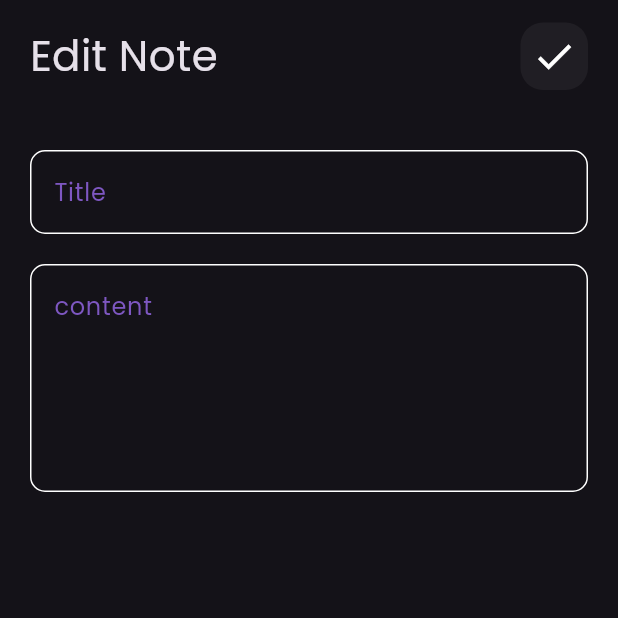
After one commit to AlaaElkhamisy/Note_app, a Flutter app: the screen it shows after launch, after a tap on "Flutter Tips", on a phone screen of 412 x 824 dp, the top half of it. The commit adds this screen. Run offline on Flutter 3.47's test engine with Material 3 defaults, Android fonts, the phone set to English and light mode, and no system bars; missing offline and left inert: font_awesome_icon_class.

Commit message:
add custom app bar

```diff
--- a/lib/customs/custom_app_bar.dart
+++ b/lib/customs/custom_app_bar.dart
@@ -2,18 +2,21 @@ import 'package:flutter/material.dart';
 import 'package:note/customs/custom_search.dart';
 
 class Custom_App_Bar extends StatelessWidget {
-  const Custom_App_Bar({super.key});
-
+  const Custom_App_Bar({super.key, required this.title, required this.icon});
+  final String title;
+  final IconData icon;
   @override
   Widget build(BuildContext context) {
-    return const Row(
+    return Row(
       mainAxisAlignment: MainAxisAlignment.spaceBetween,
       children: [
         Text(
-          "Notes",
-          style: TextStyle(fontSize: 28),
+          title,
+          style: const TextStyle(fontSize: 28),
         ),
-        CustomSearch()
+        CustomIcon(
+          icon: icon,
+        )
       ],
     );
   }
--- a/lib/customs/custom_search.dart
+++ b/lib/customs/custom_search.dart
@@ -1,8 +1,8 @@
 import 'package:flutter/material.dart';
 
-class CustomSearch extends StatelessWidget {
-  const CustomSearch({super.key});
-
+class CustomIcon extends StatelessWidget {
+  const CustomIcon({super.key, required this.icon});
+  final IconData icon;
   @override
   Widget build(BuildContext context) {
     return Container(
@@ -13,7 +13,7 @@ class CustomSearch extends StatelessWidget {
           borderRadius: BorderRadius.circular(15)),
       child: Center(
         child: Icon(
-          Icons.search,
+          icon,
           size: 30,
         ),
       ),
--- /dev/null
+++ b/lib/view/edit_note_view.dart
@@ -0,0 +1,13 @@
+import 'package:flutter/material.dart';
+import 'package:note/view/widgets/edit_note_body.dart';
+
+class EditNoteView extends StatelessWidget {
+  const EditNoteView({super.key});
+
+  @override
+  Widget build(BuildContext context) {
+    return const Scaffold(
+      body: EditNoteBody(),
+    );
+  }
+}
--- a/lib/view/note_item.dart
+++ /dev/null
@@ -1,52 +0,0 @@
-import 'package:flutter/material.dart';
-import 'package:font_awesome_icon_class/font_awesome_icon_class.dart';
-import 'package:note/customs/custom_text_styles.dart';
-
-class Note_item extends StatelessWidget {
-  const Note_item({super.key, required this.color});
-  final Color color;
-  @override
-  Widget build(BuildContext context) {
-    return Container(
-      padding: const EdgeInsets.only(bottom: 24, top: 24, left: 24, right: 16),
-      margin: const EdgeInsets.only(top: 10),
-      //width: 365,
-      child: Column(
-        crossAxisAlignment: CrossAxisAlignment.end,
-        mainAxisAlignment: MainAxisAlignment.spaceBetween,
-        children: [
-          ListTile(
-            contentPadding: EdgeInsets.only(right: 0),
-            title: Text(
-              "Flutter Tips",
-              style: CustomTextStyles.Title_Style,
-            ),
-            subtitle: Padding(
-              padding: const EdgeInsets.only(top: 16, bottom: 16),
-              child: Text(
-                "Build your Career with Tharwat Sami",
-                style: CustomTextStyles.SubTitle_Style,
-              ),
-            ),
-            trailing: IconButton(
-                onPressed: () {},
-                icon: Icon(
-                  FontAwesomeIcons.trash,
-                  size: 26,
-                  color: Colors.black,
-                )),
-          ),
-          Padding(
-            padding: EdgeInsets.only(right: 10),
-            child: Text(
-              "May21,2022",
-              style: CustomTextStyles.date_Style,
-            ),
-          ),
-        ],
-      ),
-      decoration:
-          BoxDecoration(color: color, borderRadius: BorderRadius.circular(20)),
-    );
-  }
-}
--- a/lib/view/notes_view.dart
+++ b/lib/view/notes_view.dart
@@ -1,5 +1,5 @@
 import 'package:flutter/material.dart';
-import 'package:note/view/notes_body.dart';
+import 'package:note/view/widgets/notes_body.dart';
 import 'package:note/view/widgets/add_note_bottom_sheet.dart';
 
 class Notes_View extends StatelessWidget {
--- /dev/null
+++ b/lib/view/widgets/edit_note_body.dart
@@ -0,0 +1,39 @@
+import 'package:flutter/material.dart';
+import 'package:note/customs/custom_app_bar.dart';
+import 'package:note/customs/custom_text_field.dart';
+
+class EditNoteBody extends StatelessWidget {
+  const EditNoteBody({super.key});
+
+  @override
+  Widget build(BuildContext context) {
+    return const SafeArea(
+      child: Padding(
+        padding: EdgeInsets.only(
+          left: 20,
+          right: 20,
+          top: 15,
+        ),
+        child: Column(
+          children: [
+            Custom_App_Bar(
+              title: "Edit Note",
+              icon: Icons.done,
+            ),
+            SizedBox(
+              height: 40,
+            ),
+            CustomTextField(hint: "Title"),
+            SizedBox(
+              height: 20,
+            ),
+            CustomTextField(
+              hint: "content",
+              maxLines: 5,
+            )
+          ],
+        ),
+      ),
+    );
+  }
+}
--- /dev/null
+++ b/lib/view/widgets/note_item.dart
@@ -0,0 +1,61 @@
+import 'package:flutter/material.dart';
+import 'package:font_awesome_icon_class/font_awesome_icon_class.dart';
+import 'package:note/customs/custom_text_styles.dart';
+import 'package:note/view/edit_note_view.dart';
+
+class Note_item extends StatelessWidget {
+  const Note_item({super.key, required this.color});
+  final Color color;
+  @override
+  Widget build(BuildContext context) {
+    return GestureDetector(
+      onTap: () {
+        Navigator.push(context, MaterialPageRoute(builder: (context) {
+          return const EditNoteView();
+        }));
+      },
+      child: Container(
+        padding:
+            const EdgeInsets.only(bottom: 24, top: 24, left: 24, right: 16),
+        margin: const EdgeInsets.only(top: 10),
+        //width: 365,
+        child: Column(
+          crossAxisAlignment: CrossAxisAlignment.end,
+          mainAxisAlignment: MainAxisAlignment.spaceBetween,
+          children: [
+            ListTile(
+              contentPadding: EdgeInsets.only(right: 0),
+              title: Text(
+                "Flutter Tips",
+                style: CustomTextStyles.Title_Style,
+              ),
+              subtitle: Padding(
+                padding: const EdgeInsets.only(top: 16, bottom: 16),
+                child: Text(
+                  "Build your Career with Tharwat Sami",
+                  style: CustomTextStyles.SubTitle_Style,
+                ),
+              ),
+              trailing: IconButton(
+                  onPressed: () {},
+                  icon: Icon(
+                    FontAwesomeIcons.trash,
+                    size: 26,
+                    color: Colors.black,
+                  )),
+            ),
+            Padding(
+              padding: EdgeInsets.only(right: 10),
+              child: Text(
+                "May21,2022",
+                style: CustomTextStyles.date_Style,
+              ),
+            ),
+          ],
+        ),
+        decoration: BoxDecoration(
+            color: color, borderRadius: BorderRadius.circular(20)),
+      ),
+    );
+  }
+}
--- a/lib/view/note_list_view.dart
+++ b/lib/view/widgets/note_list_view.dart
@@ -1,6 +1,6 @@
 import 'package:flutter/material.dart';
 import 'package:note/customs/app_colors.dart';
-import 'package:note/view/note_item.dart';
+import 'package:note/view/widgets/note_item.dart';
 
 class Notes_ListView extends StatelessWidget {
   const Notes_ListView({super.key});
--- a/lib/view/notes_body.dart
+++ b/lib/view/widgets/notes_body.dart
@@ -1,6 +1,6 @@
 import 'package:flutter/material.dart';
 import 'package:note/customs/custom_app_bar.dart';
-import 'package:note/view/note_list_view.dart';
+import 'package:note/view/widgets/note_list_view.dart';
 
 class Notes_Body extends StatelessWidget {
   const Notes_Body({super.key});
@@ -11,7 +11,13 @@ class Notes_Body extends StatelessWidget {
       child: Padding(
         padding: EdgeInsets.only(left: 20, right: 20, top: 15),
         child: Column(
-          children: [Custom_App_Bar(), Expanded(child: Notes_ListView())],
+          children: [
+            Custom_App_Bar(
+              title: "Notes",
+              icon: Icons.search,
+            ),
+            Expanded(child: Notes_ListView())
+          ],
         ),
       ),
     );
```
